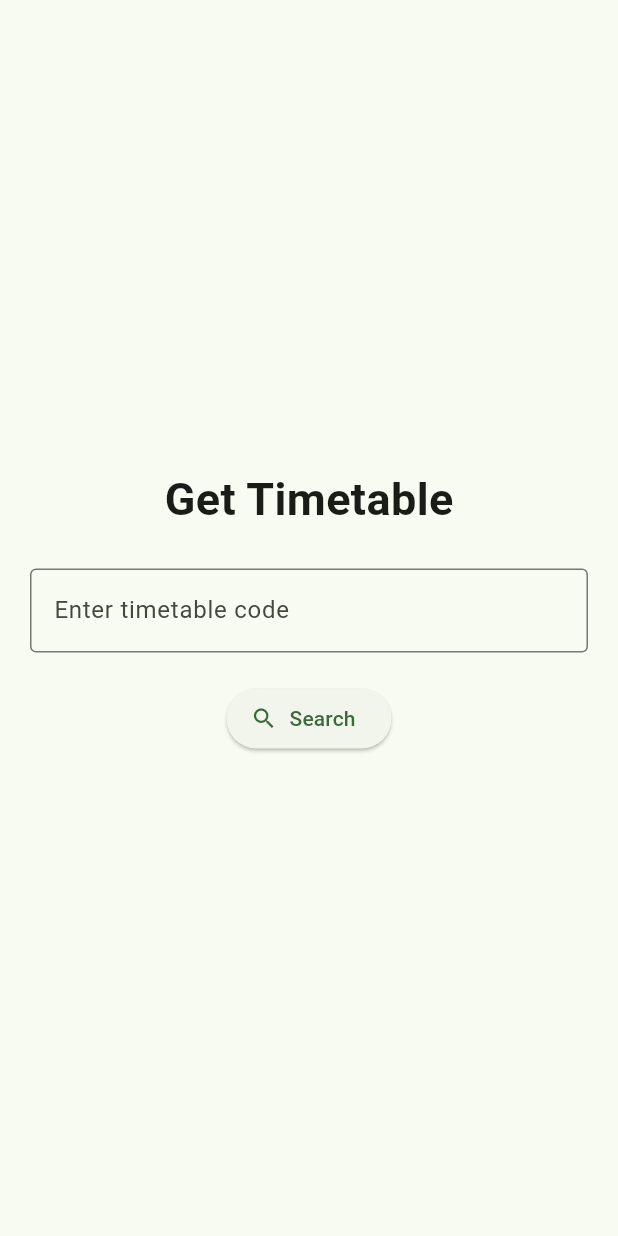
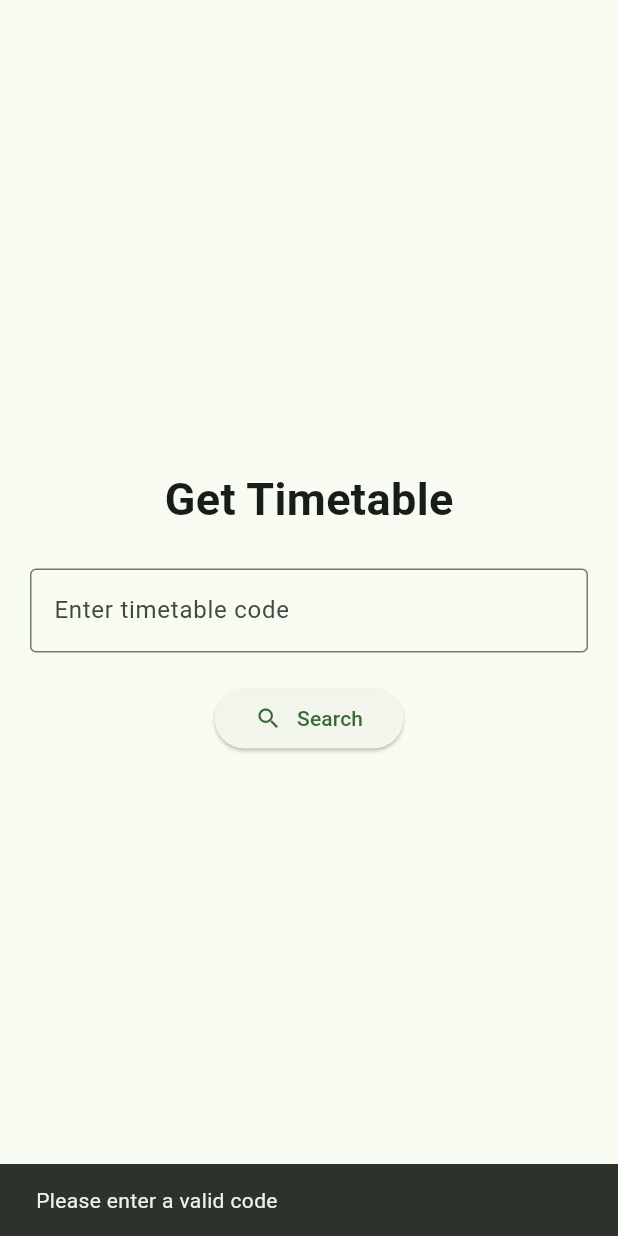
Before and after one commit to Sreeram3927/class_trackr, a Flutter app: the screen it shows after launch, after a tap on "Search", on a phone screen of 412 x 824 dp. Run offline on Flutter 3.47's test engine with Material 3 defaults, Android fonts, the phone set to English and light mode, and no system bars; our stand-ins replace cloud_firestore, firebase_analytics, firebase_core, fluttertoast, font_awesome_flutter, shared_preferences; accounts and stored records are empty; generated files the repository leaves out were written again.

Commit message:
configure db for timetables

```diff
--- a/lib/screens/settings/get_timetable/get_timetable.dart
+++ b/lib/screens/settings/get_timetable/get_timetable.dart
@@ -1,4 +1,5 @@
 import 'package:flutter/material.dart';
+import 'package:infinity_project/services/db.dart';
 
 class GetTimetable extends StatefulWidget {
   const GetTimetable({super.key});
@@ -9,14 +10,37 @@ class GetTimetable extends StatefulWidget {
 
 class _GetTimetableState extends State<GetTimetable> {
 
+  final DatabaseService _db = DatabaseService();
+
   final TextEditingController _codeController = TextEditingController();
   final FocusNode _codeFocus = FocusNode();
 
   String? _code;
+  bool _isLoading = false;
 
-  void _searchTimetable(String? code) {
+  Future<void> _searchTimetable(String? code) async {
     _codeFocus.unfocus();
-    print(code);
+    if (code == null || code.isEmpty) {
+      ScaffoldMessenger.of(context).showSnackBar(
+        const SnackBar(
+          content: Text('Please enter a valid code'),
+        ),
+      );
+      return;
+    }
+    setState(() {_isLoading = true;});
+    try {
+      await _db.getTimetableData(code);
+    } catch (e) {
+      if (mounted) {
+        ScaffoldMessenger.of(context).showSnackBar(
+          const SnackBar(
+            content: Text('Cannot retrieve timetable'),
+          ),
+        );
+      }
+    }
+    setState(() {_isLoading = false;});
   }
 
   @override
@@ -57,10 +81,22 @@ class _GetTimetableState extends State<GetTimetable> {
 
             const SizedBox(height: 20.0),
 
-            ElevatedButton.icon(
+            ElevatedButton(
               onPressed: () => _searchTimetable(_code),
-              icon: const Icon(Icons.search),
-              label: const Text('Search'),
+              child: Padding(
+                padding: const EdgeInsets.symmetric(horizontal: 3.0, vertical: 10.0),
+                child: _isLoading
+                  ? const CircularProgressIndicator()
+                  : const Row(
+                    mainAxisSize: MainAxisSize.min,
+                    children: [
+                      Icon(Icons.search),
+                      SizedBox(width: 10.0),
+                      Text('Search'),
+                    ],
+                  )
+                ,
+              ),
             ),
 
             const SizedBox(height: 10.0),
--- a/lib/services/db.dart
+++ b/lib/services/db.dart
@@ -1,5 +1,6 @@
 import 'package:cloud_firestore/cloud_firestore.dart';
 import 'package:infinity_project/data/day_order.dart';
+import 'package:infinity_project/models/timetable_data.dart';
 
 class DatabaseService {
 
@@ -45,4 +46,30 @@ class DatabaseService {
     }
   }
 
+  static final CollectionReference _timetablesRef = FirebaseFirestore.instance.collection('timetables');
+
+  Future<TimetableData> getTimetableData(String code) async {
+    try {
+      final DocumentSnapshot cloudData = await _timetablesRef.doc(code).get();
+      final Map<String, dynamic> timetableData = cloudData.data() as Map<String, dynamic>;
+
+      final TimetableData data = TimetableData.fromJson(timetableData);
+      return data;
+    } catch (e) {
+      rethrow;
+    }
+  }
+
+  Future<void> setTimetableData(String code, TimetableData data) async {
+    try {
+      final DocumentSnapshot existingData = await _timetablesRef.doc(code).get();
+      if (existingData.exists) {
+        print('Timetable data with code $code already exists.');
+      } else {
+        await _timetablesRef.doc(code).set(data.toJson());
+      }
+    } catch (e) {
+      rethrow;
+    }
+  }
 }
```
